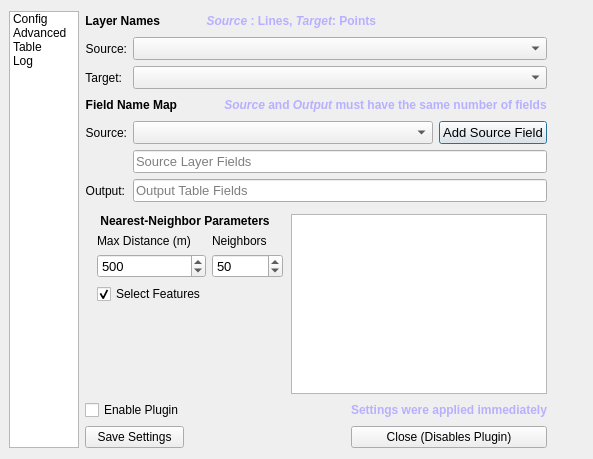
This is src/dialog_ui/dialog_base.ui in tetrakai1/GetFeats as Qt 5 draws it before an edit. The edited form follows.
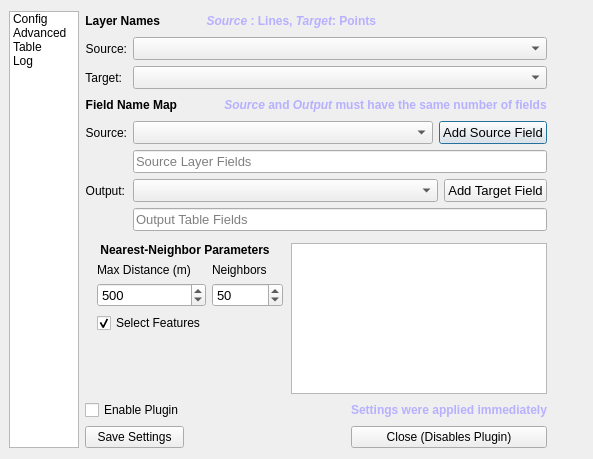
This is the edited form. Custom widgets are drawn as their Qt base class.

Commit message: Added combobox for choosing the output fields

```diff
--- a/src/dialog_ui/dialog_base.ui
+++ b/src/dialog_ui/dialog_base.ui
@@ -476,17 +476,7 @@
                     </property>
                    </widget>
                   </item>
-                  <item row="3" column="0">
-                   <widget class="QLabel" name="label_45">
-                    <property name="text">
-                     <string>Output:</string>
-                    </property>
-                    <property name="alignment">
-                     <set>Qt::AlignRight|Qt::AlignTrailing|Qt::AlignVCenter</set>
-                    </property>
-                   </widget>
-                  </item>
-                  <item row="3" column="1">
+                  <item row="5" column="1">
                    <widget class="QLineEdit" name="outputFields">
                     <property name="font">
                      <font>
@@ -510,7 +500,7 @@
                     </property>
                    </widget>
                   </item>
-                  <item row="4" column="0" colspan="2">
+                  <item row="6" column="0" colspan="2">
                    <widget class="QFrame" name="frame_7">
                     <property name="frameShape">
                      <enum>QFrame::NoFrame</enum>
@@ -589,7 +579,7 @@
                       </widget>
                      </item>
                      <item>
-                      <widget class="QPushButton" name="addField">
+                      <widget class="QPushButton" name="addSourceField">
                        <property name="sizePolicy">
                         <sizepolicy hsizetype="Maximum" vsizetype="Preferred">
                          <horstretch>0</horstretch>
@@ -619,6 +609,88 @@
                     </property>
                    </widget>
                   </item>
+                  <item row="4" column="1">
+                   <widget class="QFrame" name="frame_22">
+                    <property name="sizePolicy">
+                     <sizepolicy hsizetype="Preferred" vsizetype="Preferred">
+                      <horstretch>0</horstretch>
+                      <verstretch>0</verstretch>
+                     </sizepolicy>
+                    </property>
+                    <property name="minimumSize">
+                     <size>
+                      <width>0</width>
+                      <height>0</height>
+                     </size>
+                    </property>
+                    <property name="frameShape">
+                     <enum>QFrame::NoFrame</enum>
+                    </property>
+                    <property name="frameShadow">
+                     <enum>QFrame::Plain</enum>
+                    </property>
+                    <property name="lineWidth">
+                     <number>0</number>
+                    </property>
+                    <layout class="QHBoxLayout" name="horizontalLayout_11">
+                     <property name="leftMargin">
+                      <number>0</number>
+                     </property>
+                     <property name="topMargin">
+                      <number>0</number>
+                     </property>
+                     <property name="rightMargin">
+                      <number>0</number>
+                     </property>
+                     <property name="bottomMargin">
+                      <number>0</number>
+                     </property>
+                     <item>
+                      <widget class="QgsFieldComboBox" name="targetFieldBox">
+                       <property name="sizePolicy">
+                        <sizepolicy hsizetype="Preferred" vsizetype="Preferred">
+                         <horstretch>0</horstretch>
+                         <verstretch>0</verstretch>
+                        </sizepolicy>
+                       </property>
+                       <property name="font">
+                        <font>
+                         <pointsize>10</pointsize>
+                        </font>
+                       </property>
+                      </widget>
+                     </item>
+                     <item>
+                      <widget class="QPushButton" name="addTargetField">
+                       <property name="sizePolicy">
+                        <sizepolicy hsizetype="Maximum" vsizetype="Preferred">
+                         <horstretch>0</horstretch>
+                         <verstretch>0</verstretch>
+                        </sizepolicy>
+                       </property>
+                       <property name="font">
+                        <font>
+                         <pointsize>10</pointsize>
+                        </font>
+                       </property>
+                       <property name="text">
+                        <string>Add Target Field</string>
+                       </property>
+                      </widget>
+                     </item>
+                    </layout>
+                   </widget>
+                  </item>
+                  <item row="4" column="0">
+                   <widget class="QLabel" name="label_45">
+                    <property name="text">
+                     <string>Output:</string>
+                    </property>
+                    <property name="alignment">
+                     <set>Qt::AlignRight|Qt::AlignTrailing|Qt::AlignVCenter</set>
+                    </property>
+                   </widget>
+                  </item>
                  </layout>
                 </widget>
                </item>
```
The commit also changes 3 other files.
